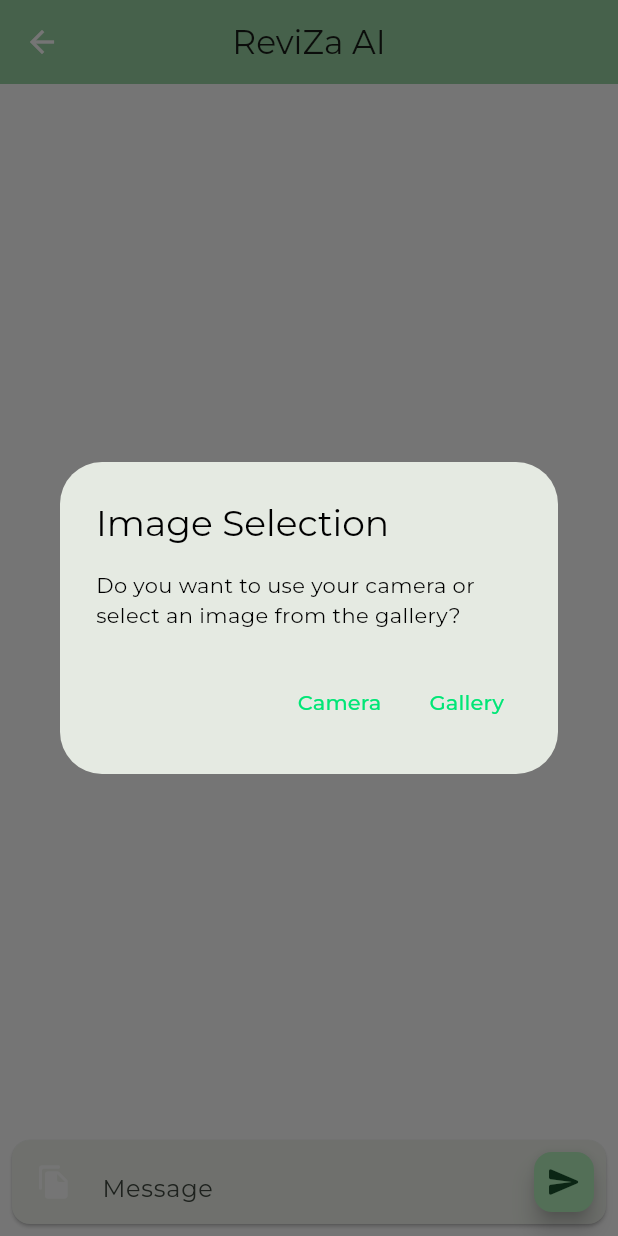
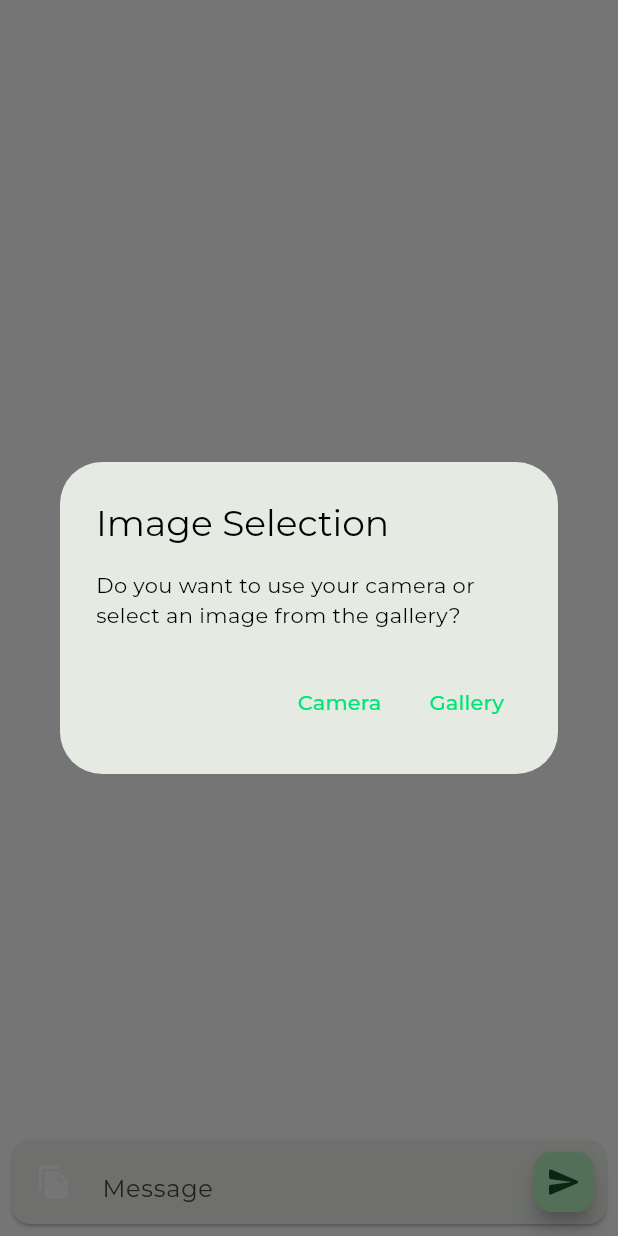
Before and after one commit to KanyantaM/reviza, a Flutter app: the AiScreen screen opened directly, after a tap on the "file copy" icon, on a phone screen of 412 x 824 dp. Run offline on Flutter 3.47's test engine with Material 3 defaults, Android fonts, the light colour scheme and no system bars; our stand-ins replace animate_do, banner_carousel, bloc, cloud_firestore, dio, dotted_border and 21 more; missing offline and left inert: flow_builder, flutter_highlighter, flutter_math_fork, flutter_pdfview; accounts and stored records are empty.

Commit message:
improving the uniformity of the app

```diff
--- a/flutter_app/lib/features/ai_chat_screen/bard_chat_screen.dart
+++ b/flutter_app/lib/features/ai_chat_screen/bard_chat_screen.dart
@@ -17,7 +17,7 @@
 }
 
 class _MyHomePageState extends State<AiScreen> {
-  final int _selectedItem = 2;
+  // final int _selectedItem = 2;
 
   final _sections = <SectionItem>[
     SectionItem(2, 'chat', const SectionChat()),
@@ -26,14 +26,14 @@
   @override
   Widget build(BuildContext context) {
     return Scaffold(
-      appBar: AppBar(
-        automaticallyImplyLeading: true,
-        centerTitle: true,
-        backgroundColor: Theme.of(context).colorScheme.inversePrimary,
-        title: Text(_selectedItem == 2
-            ? 'ReviZa AI'
-            : _sections[_selectedItem].title),
-      ),
+      // appBar: AppBar(
+      //   automaticallyImplyLeading: true,
+      //   centerTitle: true,
+      //   backgroundColor: Theme.of(context).colorScheme.inversePrimary,
+      //   title: Text(_selectedItem == 2
+      //       ? 'ReviZa AI'
+      //       : _sections[_selectedItem].title),
+      // ),
       body: IndexedStack(
         index: 0,
         children: _sections.map((e) => e.widget).toList(),
--- a/flutter_app/lib/features/user_screen.dart
+++ b/flutter_app/lib/features/user_screen.dart
@@ -25,8 +25,7 @@
       await launchUrl(Uri(path: androidUrl));
     } else if (await canLaunchUrl(Uri(path: iOSUrl))) {
       await launchUrl(Uri(path: iOSUrl));
-    }
-    else {
+    } else {
       // Handle the case where neither the Android nor iOS URL can be launched
       showErrorDialog(
           context, 'Could not launch the app store on both Android and iOS');
@@ -87,6 +86,7 @@
   Widget build(BuildContext context) {
     return Scaffold(
       appBar: AppBar(
+        backgroundColor: Theme.of(context).colorScheme.inversePrimary,
         title: const Text('User Screen'),
       ),
       body: Padding(
--- a/flutter_app/lib/ui/home_screen/tabs/upload/upload_screen.dart
+++ b/flutter_app/lib/ui/home_screen/tabs/upload/upload_screen.dart
@@ -3,7 +3,7 @@
 import 'package:reviza/misc/course_info.dart';
 
 class UploadTypeScreen extends StatelessWidget {
-  const UploadTypeScreen({Key? key, required this.uid}) : super(key: key);
+  const UploadTypeScreen({super.key, required this.uid});
   final String uid;
 
   @override
@@ -27,16 +27,19 @@
                       context,
                       MaterialPageRoute(
                         builder: (context) => (UploadPdfPage(
-                          uploadType: Types.notes,uid: uid,
+                          uploadType: Types.notes,
+                          uid: uid,
                         )),
                       ),
                     );
-                  }),_buildUploadTypeCard('PAPERS', Icons.note, () {
+                  }),
+                  _buildUploadTypeCard('PAPERS', Icons.note, () {
                     Navigator.push(
                       context,
                       MaterialPageRoute(
-                        builder: (context) => ( UploadPdfPage(
-                          uploadType: Types.papers, uid: uid,
+                        builder: (context) => (UploadPdfPage(
+                          uploadType: Types.papers,
+                          uid: uid,
                         )),
                       ),
                     );
@@ -46,7 +49,8 @@
                       context,
                       MaterialPageRoute(
                         builder: (context) => (UploadPdfPage(
-                          uploadType: Types.books, uid: uid,
+                          uploadType: Types.books,
+                          uid: uid,
                         )),
                       ),
                     );
@@ -56,7 +60,8 @@
                       context,
                       MaterialPageRoute(
                         builder: (context) => (UploadPdfPage(
-                          uploadType: Types.links, uid: uid,
+                          uploadType: Types.links,
+                          uid: uid,
                         )),
                       ),
                     );
```
